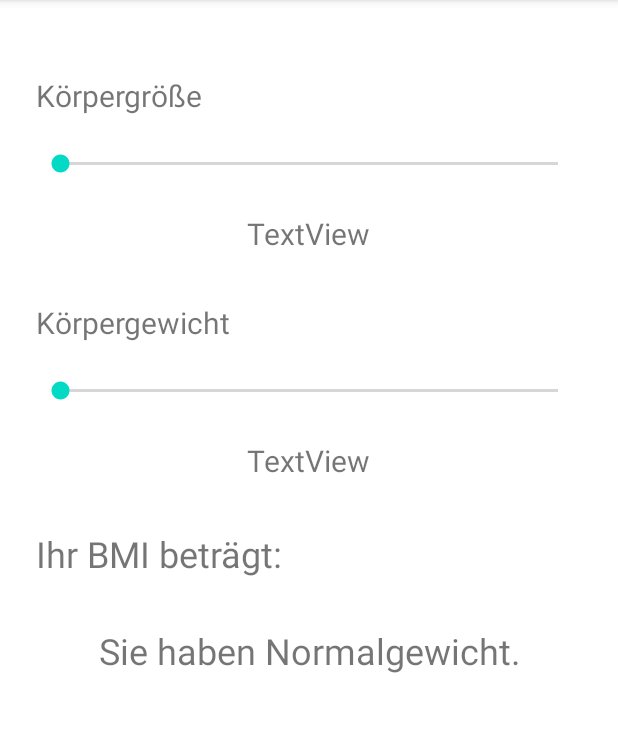
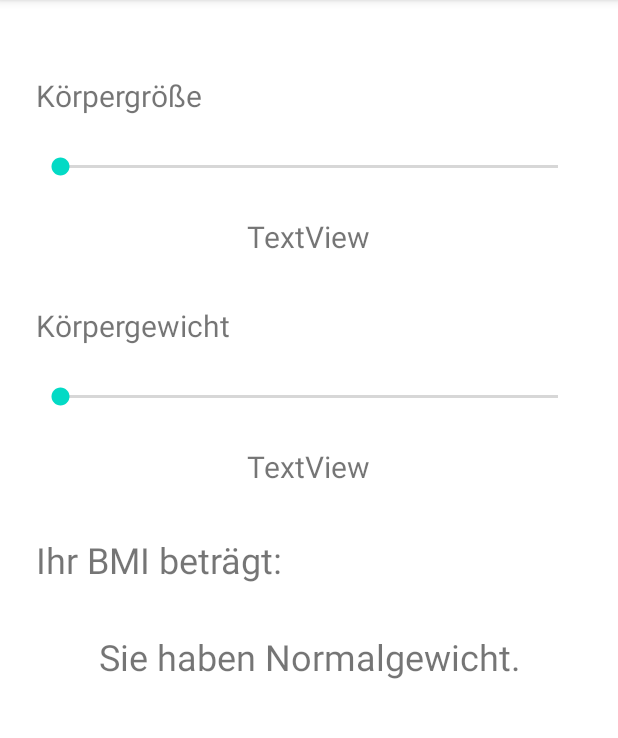
Before and after one commit to mizech/bmi-calculator, an Android app: the screen it shows after launch (MainActivity), on a phone screen of 412 x 824 dp, the part 84-822 px from its top. Run offline under Robolectric (Android 15) with nearby library versions, the phone set to English and light mode, and no system bars; 6 statements that could not run were skipped.

Commit message:
Corrected heigth of text-boxes

```diff
--- a/app/src/main/java/com/example/bmirechner/BmiViewModel.kt
+++ b/app/src/main/java/com/example/bmirechner/BmiViewModel.kt
@@ -39,8 +39,9 @@ class BmiViewModel: ViewModel() {
     }
 
     fun computeBmi(): Double {
-        val heightInMeter = currentHeight.value!! / 100
+        val factor = 100
+        val heightInMeter = currentHeight.value!! / factor
         val bmi = currentWeight.value!! / heightInMeter.pow(2)
-        return round(bmi * 100) / 100
+        return round(bmi * factor) / factor
     }
 }
--- a/app/src/main/res/layout/activity_main.xml
+++ b/app/src/main/res/layout/activity_main.xml
@@ -9,7 +9,7 @@
     <TextView
         android:id="@+id/heightTextView"
         android:layout_width="match_parent"
-        android:layout_height="26dp"
+        android:layout_height="28dp"
         android:layout_marginLeft="24dp"
         android:layout_marginTop="50dp"
         android:layout_marginRight="24dp"
@@ -35,7 +35,7 @@
     <TextView
         android:id="@+id/weightTextView"
         android:layout_width="match_parent"
-        android:layout_height="26dp"
+        android:layout_height="28dp"
         android:layout_marginLeft="24dp"
         android:layout_marginTop="32dp"
         android:layout_marginRight="24dp"
```
